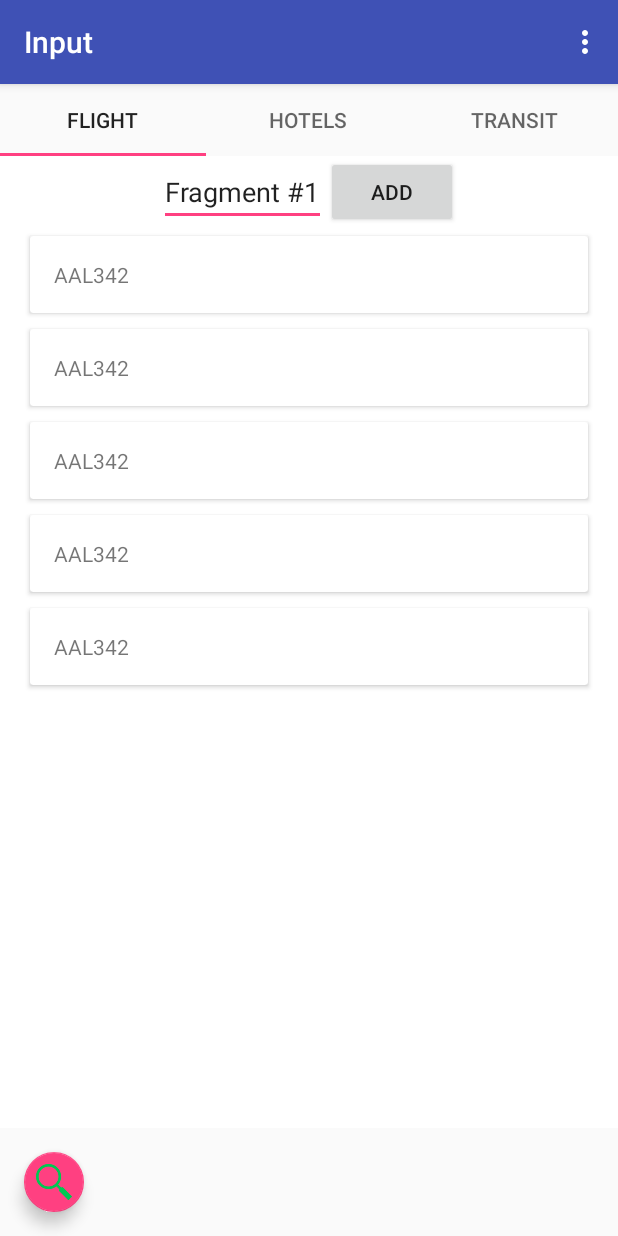
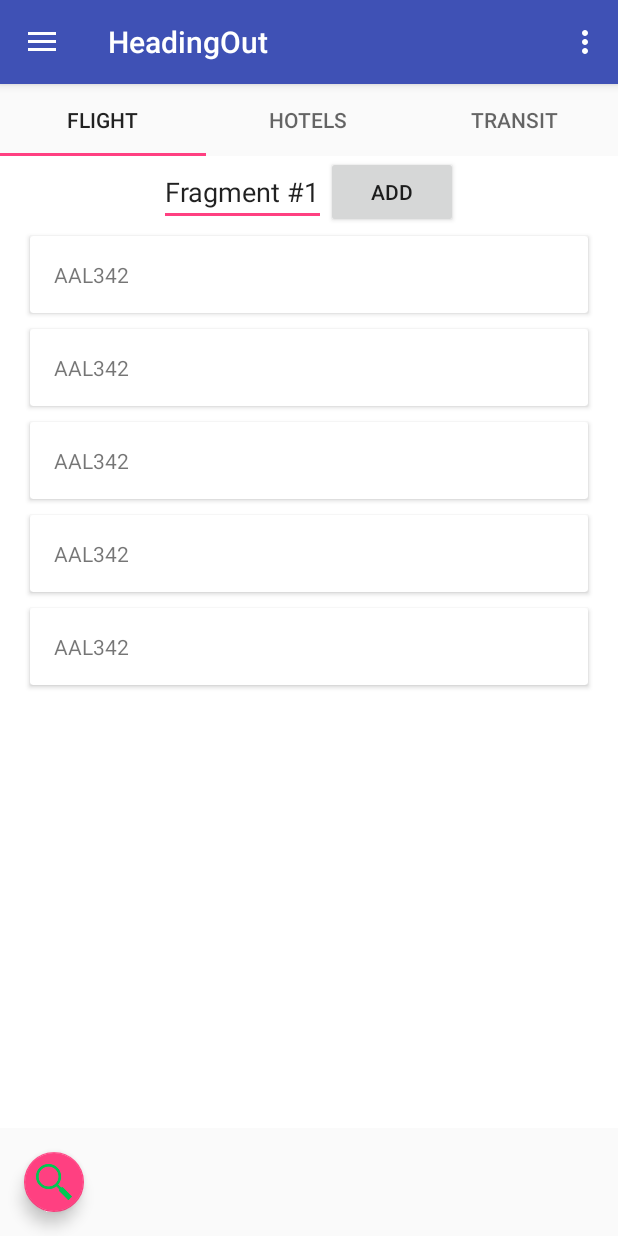
Before and after one commit to ziusziu/Project4, an Android app: the screen it shows after launch (InputActivity), after a tap on "ADD", on a phone screen of 412 x 824 dp. Run offline under Robolectric (Android 15) with nearby library versions, the phone set to English and light mode, and no system bars.

Commit message:
Minor Changes to InputActivity

```diff
--- a/HeadingOut/app/src/main/java/siu/example/com/headingout/inputactivity/InputActivity.java
+++ b/HeadingOut/app/src/main/java/siu/example/com/headingout/inputactivity/InputActivity.java
@@ -28,7 +28,6 @@ import siu.example.com.headingout.util.Utilities;
 public class InputActivity extends BaseActivity implements NavigationView.OnNavigationItemSelectedListener {
 
     private static final String TAG = InputActivity.class.getSimpleName();
-    private static Toolbar mToolBar;
     private static TabLayout mTabLayout;
     private static ViewPager mViewPager;
     private FloatingActionButton mInputContinueFabButton;
@@ -38,12 +37,11 @@ public class InputActivity extends BaseActivity implements NavigationView.OnNavi
     @Override
     protected void onCreate(Bundle savedInstanceState) {
         super.onCreate(savedInstanceState);
-        setContentView(getLayoutResource());
 
         Utilities.hideKeyboard(InputActivity.this);
 
         initializeViews();
-        initToolBar();
+        //initToolBar();
         initViewPager();
         initFab();
 
@@ -73,13 +71,7 @@ public class InputActivity extends BaseActivity implements NavigationView.OnNavi
 
     private void initializeViews(){
         mFlightEditText = (EditText)findViewById(R.id.input_flight_editText);
-        mToolBar = (Toolbar)findViewById(R.id.input_toolBar);
         mInputContinueFabButton = (FloatingActionButton)findViewById(R.id.input_continue_fab);
-    }
-
-    private void initToolBar(){
-        setSupportActionBar(mToolBar);
-        getSupportActionBar().setTitle("Input");
     }
 
     private void initViewPager(){
```
